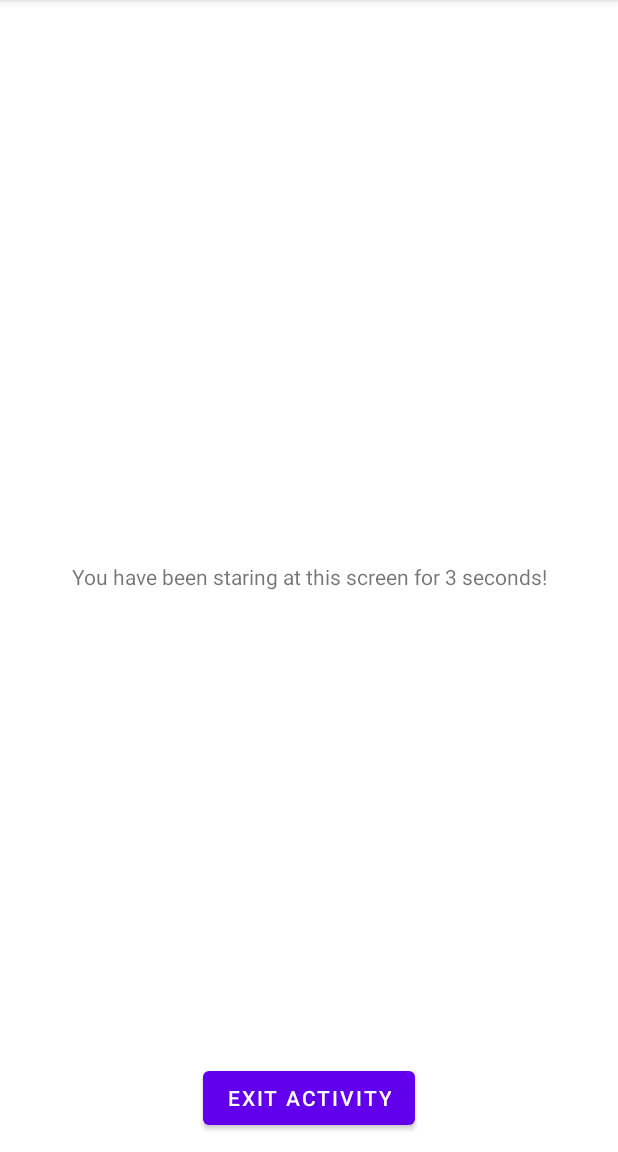
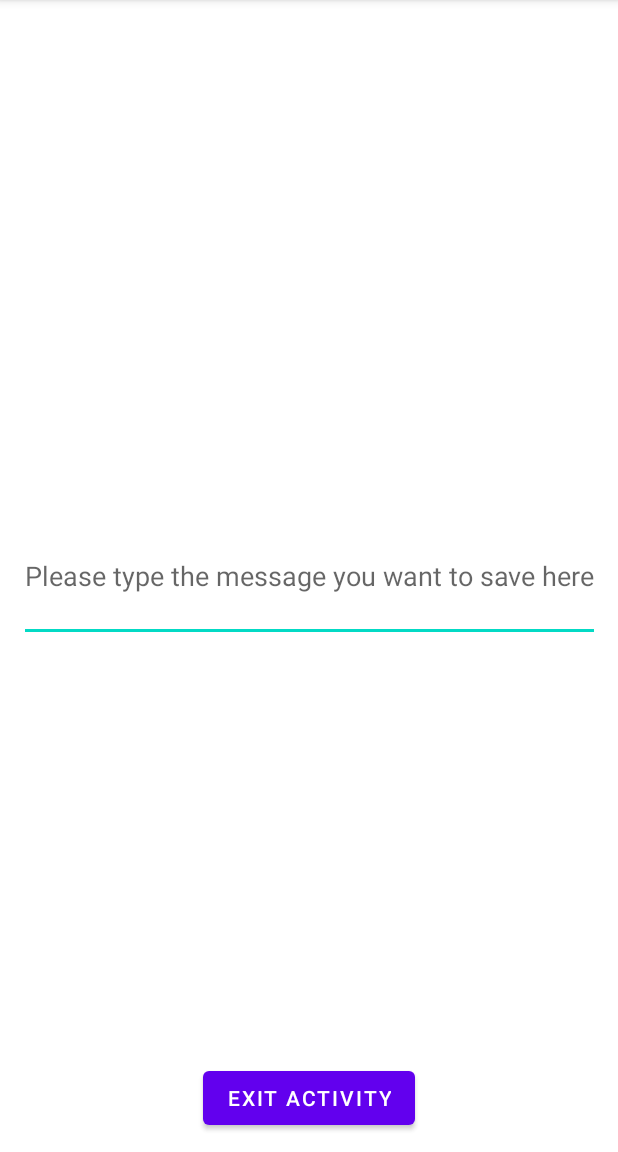
Before and after one commit to Ela01/Activity_Lifecycle_Playground, an Android app: the screen it shows after launch (MainActivity), on a phone screen of 412 x 824 dp, the part 84-1236 px from its top. Run offline under Robolectric (Android 15) with nearby library versions, the phone set to English and light mode, and no system bars.

```diff
--- a/app/src/main/java/com/ewbugs/activitylifecycleplayground/MainActivity.kt
+++ b/app/src/main/java/com/ewbugs/activitylifecycleplayground/MainActivity.kt
@@ -1,17 +1,16 @@
 package com.ewbugs.activitylifecycleplayground
 
 import android.os.Bundle
-//import android.util.Log
-//import android.widget.Button
 import androidx.appcompat.app.AppCompatActivity
 import com.ewbugs.activitylifecycleplayground.databinding.ActivityMainBinding
+import java.io.File
 import java.util.*
-import kotlin.concurrent.fixedRateTimer
 
 class MainActivity : AppCompatActivity() {
 
     private lateinit var binding: ActivityMainBinding
     var seconds = 0
+
     //period is in milliseconds
     lateinit var timer: Timer
 
@@ -26,9 +25,21 @@ class MainActivity : AppCompatActivity() {
             finish()
 
 
+        }
+    }
+
+        // On destroy example-- Not good to save data in onDestroy--unreliable
+        override fun onDestroy() {
+            super.onDestroy()
+            val userMessage = binding.editTextMessage.text //trying to 'save this message outside of our app launches'
+            //A specific place we can save our file without asking for the user's permission, and it
+            //would just store it within our apps file system
+            // To access this -> Device File explorer -> com.ewbugs.activitylifecycleplayground...-> sync -> files -> user message.txt
+            //very useful function: '.writetext' -> has all of the complexity under the hood for writing
+            //text to a file.
+            File(filesDir, "user message.txt").writeText(userMessage.toString())
 
         }
-
 
         // 'Log.d' -> 'Log' for Logcat, 'd' for debug
         // You can go into the Logcat and filter by the 'tag' by clicking into the search box.
@@ -37,23 +48,21 @@ class MainActivity : AppCompatActivity() {
         //.................................................
         // A second way would be to mark a break-point, click the debugger icon, and then run the app.
         //.................................................
-    }
-
-    override fun onResume() {
-        super.onResume()
-        fixedRateTimer(period = 1000L) {
-            runOnUiThread {
-                seconds++
-                binding.textViewTimer.text = "You have been staring at this screen for $seconds seconds!"
-            }
-        }
-    }
-    override fun onPause() {
-        super.onPause()
-        timer.cancel()
-    }
 
 
+//    override fun onResume() {
+//        super.onResume()
+//        fixedRateTimer(period = 1000L) {
+//            runOnUiThread {
+//                seconds++
+//                binding.textViewTimer.text = "You have been staring at this screen for $seconds seconds!"
+//            }
+//        }
+//    }
+//    override fun onPause() {
+//        super.onPause()
+//        timer.cancel()
+//    }
 
 
 /*
--- a/app/src/main/res/layout/activity_main.xml
+++ b/app/src/main/res/layout/activity_main.xml
@@ -6,9 +6,10 @@
     android:layout_height="match_parent"
     tools:context=".MainActivity">
 
-    <TextView
-        android:id="@+id/text_view_timer"
-        tools:text="You have been staring at this app for 25 seconds!"
+    <EditText
+        android:id="@+id/edit_text_message"
+        android:hint="Please type the message you want to save here"
+        android:minLines="3"
         android:layout_width="wrap_content"
         android:layout_height="wrap_content"
         app:layout_constraintTop_toTopOf="parent"
```
